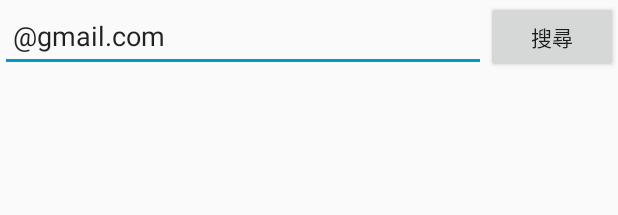
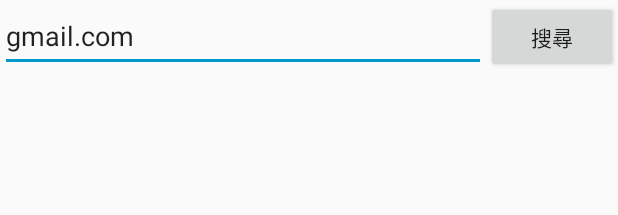
Before and after one commit to jwkung/NewMeetPlace, an Android app: the layout search_layout.xml on its own in the app's theme, with its tools: preview values and no code run, on a phone screen of 412 x 824 dp. Shown: the top 215 px of the screen. Run offline under Robolectric (Android 15) with nearby library versions, the phone set to English and light mode, and no system bars.

Commit message:
email hardcode and login picture

```diff
--- a/app/src/main/res/layout/activity_login.xml
+++ b/app/src/main/res/layout/activity_login.xml
@@ -1,4 +1,5 @@
 <LinearLayout xmlns:android="http://schemas.android.com/apk/res/android"
+    xmlns:app="http://schemas.android.com/apk/res-auto"
     xmlns:tools="http://schemas.android.com/tools"
     android:layout_width="match_parent"
     android:layout_height="match_parent"
@@ -31,7 +32,8 @@
             <ImageView
                 android:id="@+id/imageView2"
                 android:layout_width="match_parent"
-                android:layout_height="250dp" />
+                android:layout_height="250dp"
+                app:srcCompat="@drawable/login" />
 
             <ScrollView
                 android:id="@+id/login_form"
@@ -57,7 +59,7 @@
                             android:inputType="textEmailAddress"
                             android:maxLines="1"
                             android:singleLine="true"
-                            android:text="test@gmail.com"
+                            android:text="@string/default_email"
                             android:textColorHint="@color/material_blue_grey_950" />
 
                     </android.support.design.widget.TextInputLayout>
--- a/app/src/main/res/layout/search_layout.xml
+++ b/app/src/main/res/layout/search_layout.xml
@@ -21,7 +21,7 @@
                 android:ems="10"
                 android:hint='請輸入"完整"信箱'
                 android:inputType="textPersonName"
-                android:text=" @gmail.com" />
+                android:text="@string/default_email" />
 
             <Button
                 android:id="@+id/button3"
--- a/app/src/main/res/values/strings.xml
+++ b/app/src/main/res/values/strings.xml
@@ -2,6 +2,7 @@
     <string name="app_name">Chat</string>
 
     <!-- Strings related to login -->
+    <string name="default_email">gmail.com</string>
     <string name="prompt_email">Email</string>
     <string name="prompt_password">Password (optional)</string>
     <string name="action_sign_in">Sign in or register</string>
```
Also changed, not shown: app/src/main/java/tw/com/example/ben/sharehouse/CHAT/house_list_controler.java (+0 -8 lines), app/src/main/res/drawable-v21/login.png (added).
